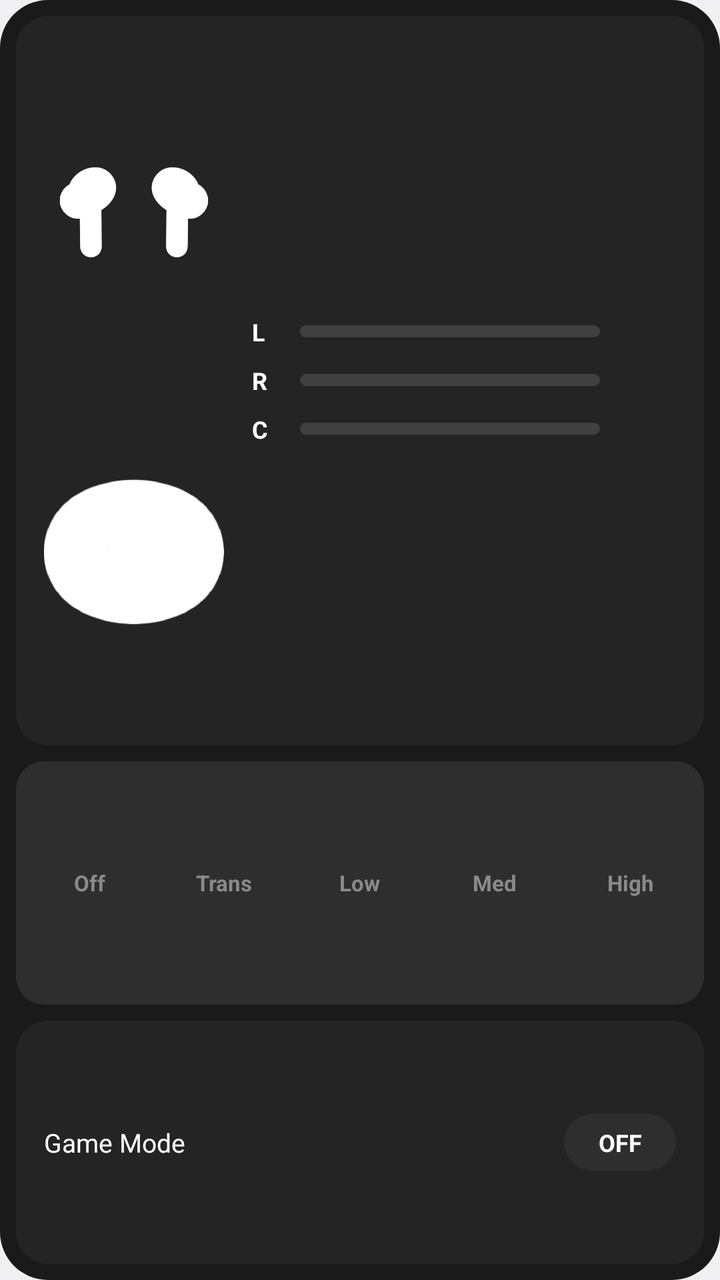
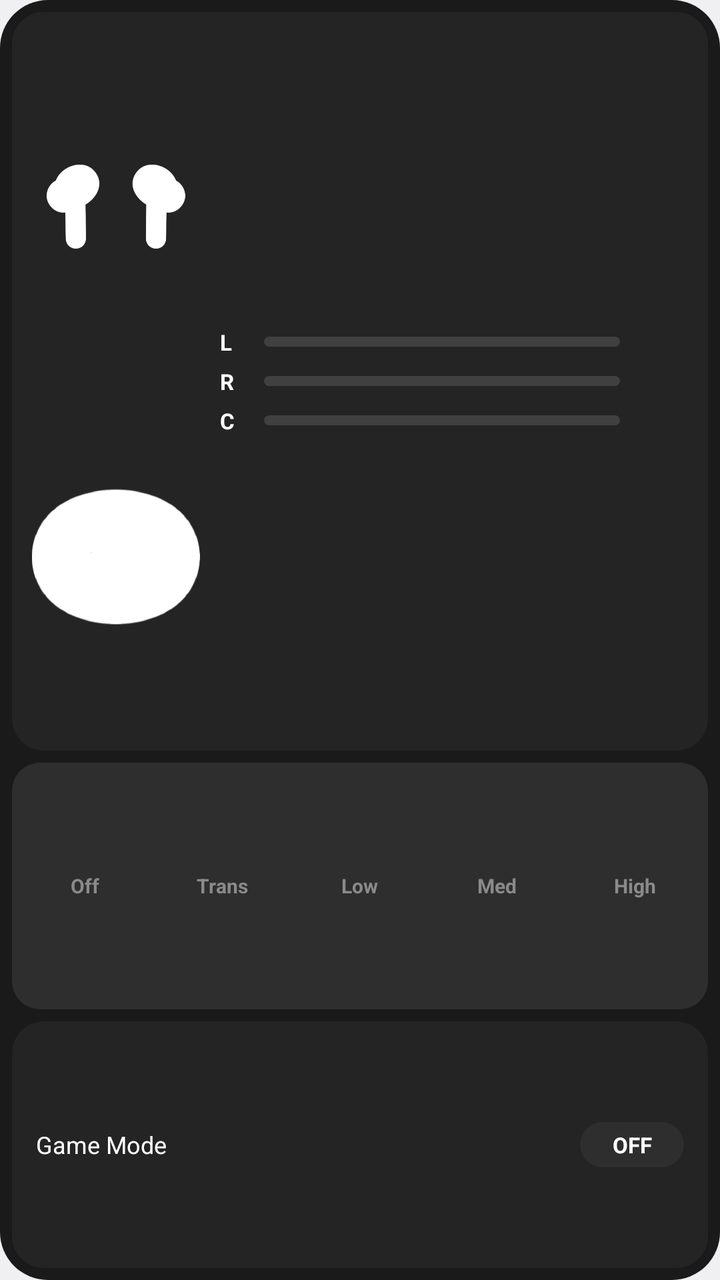

The first picture is an Android layout as it rendered before a commit; the second is the same layout after the commit. The layout source and the unified diff follow.
<!-- AndroidManifest.xml: application theme android:Theme.DeviceDefault.Light.NoActionBar -->
<!-- res/layout/widget_anc.xml -->
<?xml version="1.0" encoding="utf-8"?>
<LinearLayout xmlns:android="http://schemas.android.com/apk/res/android"
    android:id="@+id/widget_root"
    android:layout_width="match_parent"
    android:layout_height="match_parent"
    android:orientation="vertical"
    android:padding="8dp"
    android:background="@drawable/widget_outer_bg">

    <LinearLayout
        android:layout_width="match_parent"
        android:layout_height="0dp"
        android:layout_weight="3"
        android:orientation="horizontal"
        android:padding="14dp"
        android:background="@drawable/widget_card_bg"
        android:gravity="center_vertical">

        <LinearLayout
            android:layout_width="90dp"
            android:layout_height="match_parent"
            android:orientation="vertical"
            android:gravity="center">

            <LinearLayout
                android:layout_width="match_parent"
                android:layout_height="0dp"
                android:layout_weight="1"
                android:orientation="horizontal"
                android:gravity="center">

                <ImageView
                    android:id="@+id/widget_bud_left"
                    android:layout_width="0dp"
                    android:layout_height="match_parent"
                    android:layout_weight="1"
                    android:scaleType="fitCenter"
                    android:src="@drawable/ic_bud_left"
                    android:contentDescription="@string/widget_battery_left" />

                <ImageView
                    android:id="@+id/widget_bud_right"
                    android:layout_width="0dp"
                    android:layout_height="match_parent"
                    android:layout_weight="1"
                    android:scaleType="fitCenter"
                    android:src="@drawable/ic_bud_right"
                    android:contentDescription="@string/widget_battery_right" />
            </LinearLayout>

            <ImageView
                android:id="@+id/widget_bud_case"
                android:layout_width="match_parent"
                android:layout_height="0dp"
                android:layout_weight="1"
                android:scaleType="fitCenter"
                android:paddingTop="2dp"
                android:src="@drawable/ic_case"
                android:contentDescription="@string/widget_battery_case" />
        </LinearLayout>

        <LinearLayout
            android:layout_width="0dp"
            android:layout_height="wrap_content"
            android:layout_weight="1"
            android:orientation="vertical"
            android:paddingStart="14dp">

            <LinearLayout
                android:id="@+id/widget_row_left"
                android:layout_width="match_parent"
                android:layout_height="wrap_content"
                android:orientation="horizontal"
                android:gravity="center_vertical"
                android:layout_marginBottom="8dp">

                <TextView
                    android:layout_width="14dp"
                    android:layout_height="wrap_content"
                    android:text="@string/widget_battery_left"
                    android:textColor="@color/widget_text_primary"
                    android:textSize="12sp"
                    android:textStyle="bold" />

                <ProgressBar
                    android:id="@+id/widget_bar_left"
                    style="@android:style/Widget.ProgressBar.Horizontal"
                    android:layout_width="0dp"
                    android:layout_height="6dp"
                    android:layout_weight="1"
                    android:layout_marginStart="10dp"
                    android:layout_marginEnd="8dp"
                    android:max="100"
                    android:progress="0"
                    android:progressDrawable="@drawable/widget_battery_bar" />

                <TextView
                    android:id="@+id/widget_text_left"
                    android:layout_width="30dp"
                    android:layout_height="wrap_content"
                    android:text=""
                    android:textColor="@color/widget_text_primary"
                    android:textSize="11sp"
                    android:gravity="end" />
            </LinearLayout>

            <LinearLayout
                android:id="@+id/widget_row_right"
                android:layout_width="match_parent"
                android:layout_height="wrap_content"
                android:orientation="horizontal"
                android:gravity="center_vertical"
                android:layout_marginBottom="8dp">

                <TextView
                    android:layout_width="14dp"
                    android:layout_height="wrap_content"
                    android:text="@string/widget_battery_right"
                    android:textColor="@color/widget_text_primary"
                    android:textSize="12sp"
                    android:textStyle="bold" />

                <ProgressBar
                    android:id="@+id/widget_bar_right"
                    style="@android:style/Widget.ProgressBar.Horizontal"
                    android:layout_width="0dp"
                    android:layout_height="6dp"
                    android:layout_weight="1"
                    android:layout_marginStart="10dp"
                    android:layout_marginEnd="8dp"
                    android:max="100"
                    android:progress="0"
                    android:progressDrawable="@drawable/widget_battery_bar" />

                <TextView
                    android:id="@+id/widget_text_right"
                    android:layout_width="30dp"
                    android:layout_height="wrap_content"
                    android:text=""
                    android:textColor="@color/widget_text_primary"
                    android:textSize="11sp"
                    android:gravity="end" />
            </LinearLayout>

            <LinearLayout
                android:id="@+id/widget_row_case"
                android:layout_width="match_parent"
                android:layout_height="wrap_content"
                android:orientation="horizontal"
                android:gravity="center_vertical">

                <TextView
                    android:layout_width="14dp"
                    android:layout_height="wrap_content"
                    android:text="@string/widget_battery_case"
                    android:textColor="@color/widget_text_primary"
                    android:textSize="12sp"
                    android:textStyle="bold" />

                <ProgressBar
                    android:id="@+id/widget_bar_case"
                    style="@android:style/Widget.ProgressBar.Horizontal"
                    android:layout_width="0dp"
                    android:layout_height="6dp"
                    android:layout_weight="1"
                    android:layout_marginStart="10dp"
                    android:layout_marginEnd="8dp"
                    android:max="100"
                    android:progress="0"
                    android:progressDrawable="@drawable/widget_battery_bar" />

                <TextView
                    android:id="@+id/widget_text_case"
                    android:layout_width="30dp"
                    android:layout_height="wrap_content"
                    android:text=""
                    android:textColor="@color/widget_text_primary"
                    android:textSize="11sp"
                    android:gravity="end" />
            </LinearLayout>
        </LinearLayout>
    </LinearLayout>

    <LinearLayout
        android:id="@+id/widget_anc_segments"
        android:layout_width="match_parent"
        android:layout_height="0dp"
        android:layout_weight="1"
        android:layout_marginTop="8dp"
        android:orientation="horizontal"
        android:padding="3dp"
        android:background="@drawable/widget_segment_container">

        <TextView android:id="@+id/widget_seg_off"
            android:layout_width="0dp" android:layout_height="match_parent"
            android:layout_weight="1" android:gravity="center"
            android:text="@string/widget_anc_off"
            android:textColor="@color/widget_segment_text"
            android:textSize="11sp" android:textStyle="bold"
            android:background="@drawable/widget_segment_bg" />

        <TextView android:id="@+id/widget_seg_trans"
            android:layout_width="0dp" android:layout_height="match_parent"
            android:layout_weight="1" android:gravity="center"
            android:text="@string/widget_anc_trans"
            android:textColor="@color/widget_segment_text"
            android:textSize="11sp" android:textStyle="bold"
            android:background="@drawable/widget_segment_bg" />

        <TextView android:id="@+id/widget_seg_low"
            android:layout_width="0dp" android:layout_height="match_parent"
            android:layout_weight="1" android:gravity="center"
            android:text="@string/widget_anc_low"
            android:textColor="@color/widget_segment_text"
            android:textSize="11sp" android:textStyle="bold"
            android:background="@drawable/widget_segment_bg" />

        <TextView android:id="@+id/widget_seg_med"
            android:layout_width="0dp" android:layout_height="match_parent"
            android:layout_weight="1" android:gravity="center"
            android:text="@string/widget_anc_med"
            android:textColor="@color/widget_segment_text"
            android:textSize="11sp" android:textStyle="bold"
            android:background="@drawable/widget_segment_bg" />

        <TextView android:id="@+id/widget_seg_high"
            android:layout_width="0dp" android:layout_height="match_parent"
            android:layout_weight="1" android:gravity="center"
            android:text="@string/widget_anc_high"
            android:textColor="@color/widget_segment_text"
            android:textSize="11sp" android:textStyle="bold"
            android:background="@drawable/widget_segment_bg" />
    </LinearLayout>

    <LinearLayout
        android:id="@+id/widget_game_row"
        android:layout_width="match_parent"
        android:layout_height="0dp"
        android:layout_weight="1"
        android:layout_marginTop="8dp"
        android:orientation="horizontal"
        android:paddingStart="14dp"
        android:paddingEnd="14dp"
        android:background="@drawable/widget_card_bg"
        android:gravity="center_vertical">

        <TextView
            android:layout_width="0dp"
            android:layout_height="wrap_content"
            android:layout_weight="1"
            android:text="@string/widget_game_mode_label"
            android:textColor="@color/widget_text_primary"
            android:textSize="13sp" />

        <TextView
            android:id="@+id/widget_game_switch"
            android:layout_width="wrap_content"
            android:layout_height="wrap_content"
            android:minWidth="56dp"
            android:paddingStart="16dp"
            android:paddingEnd="16dp"
            android:paddingTop="6dp"
            android:paddingBottom="6dp"
            android:gravity="center"
            android:text="OFF"
            android:textColor="@color/widget_text_primary"
            android:textSize="12sp"
            android:textStyle="bold"
            android:background="@drawable/widget_button_bg" />
    </LinearLayout>

</LinearLayout>
<!-- resources referenced by this layout -->
<resources>
  <color name="widget_segment_text">#8A8A8A</color>
  <color name="widget_text_primary">#FFFFFF</color>
  <!-- drawable ic_bud_left: png bitmap (drawable, 4292 bytes) -->
  <!-- drawable ic_bud_right: png bitmap (drawable, 4195 bytes) -->
  <!-- drawable ic_case: png bitmap (drawable, 4797 bytes) -->
  <!-- drawable widget_battery_bar (drawable) -->
  <?xml version="1.0" encoding="utf-8"?>
  <layer-list xmlns:android="http://schemas.android.com/apk/res/android">
      <item android:id="@android:id/background">
          <shape android:shape="rectangle">
              <corners android:radius="3dp" />
              <solid android:color="@color/widget_bar_track" />
          </shape>
      </item>
      <item android:id="@android:id/progress">
          <clip>
              <shape android:shape="rectangle">
                  <corners android:radius="3dp" />
                  <solid android:color="@color/widget_bar_fill" />
              </shape>
          </clip>
      </item>
  </layer-list>
  <!-- drawable widget_button_bg (drawable) -->
  <?xml version="1.0" encoding="utf-8"?>
  <shape xmlns:android="http://schemas.android.com/apk/res/android"
      android:shape="rectangle">
      <solid android:color="@color/widget_bg_button" />
      <corners android:radius="16dp" />
  </shape>
  <!-- drawable widget_card_bg (drawable) -->
  <?xml version="1.0" encoding="utf-8"?>
  <shape xmlns:android="http://schemas.android.com/apk/res/android"
      android:shape="rectangle">
      <solid android:color="@color/widget_bg_card" />
      <corners android:radius="16dp" />
  </shape>
  <!-- drawable widget_outer_bg (drawable) -->
  <?xml version="1.0" encoding="utf-8"?>
  <shape xmlns:android="http://schemas.android.com/apk/res/android"
      android:shape="rectangle">
      <solid android:color="@color/widget_bg_outer" />
      <corners android:radius="24dp" />
  </shape>
  <!-- drawable widget_segment_bg (drawable) -->
  <?xml version="1.0" encoding="utf-8"?>
  <shape xmlns:android="http://schemas.android.com/apk/res/android"
      android:shape="rectangle">
      <solid android:color="#00000000" />
      <corners android:radius="10dp" />
  </shape>
  <!-- drawable widget_segment_container (drawable) -->
  <?xml version="1.0" encoding="utf-8"?>
  <shape xmlns:android="http://schemas.android.com/apk/res/android"
      android:shape="rectangle">
      <solid android:color="@color/widget_segment_bg" />
      <corners android:radius="14dp" />
  </shape>
  <string name="widget_anc_high">High</string>
  <string name="widget_anc_low">Low</string>
  <string name="widget_anc_med">Med</string>
  <string name="widget_anc_off">Off</string>
  <string name="widget_anc_trans">Trans</string>
  <string name="widget_battery_case">C</string>
  <string name="widget_battery_left">L</string>
  <string name="widget_battery_right">R</string>
  <string name="widget_game_mode_label">Game Mode</string>
  <color name="widget_bar_track">#404040</color>
  <color name="widget_bar_fill">#FFFFFF</color>
  <color name="widget_bg_button">#2E2E2E</color>
  <color name="widget_bg_card">#242424</color>
  <color name="widget_bg_outer">#1A1A1A</color>
  <color name="widget_segment_bg">#2E2E2E</color>
</resources>

<!-- the commit's change to res/layout/widget_anc.xml (unified diff, before → after) -->
@@ -4,7 +4,7 @@
     android:layout_width="match_parent"
     android:layout_height="match_parent"
     android:orientation="vertical"
-    android:padding="8dp"
+    android:padding="6dp"
     android:background="@drawable/widget_outer_bg">
 
     <LinearLayout
@@ -12,12 +12,12 @@
         android:layout_height="0dp"
         android:layout_weight="3"
         android:orientation="horizontal"
-        android:padding="14dp"
+        android:padding="10dp"
         android:background="@drawable/widget_card_bg"
         android:gravity="center_vertical">
 
         <LinearLayout
-            android:layout_width="90dp"
+            android:layout_width="84dp"
             android:layout_height="match_parent"
             android:orientation="vertical"
             android:gravity="center">
@@ -54,7 +54,6 @@
                 android:layout_height="0dp"
                 android:layout_weight="1"
                 android:scaleType="fitCenter"
-                android:paddingTop="2dp"
                 android:src="@drawable/ic_case"
                 android:contentDescription="@string/widget_battery_case" />
         </LinearLayout>
@@ -64,7 +63,7 @@
             android:layout_height="wrap_content"
             android:layout_weight="1"
             android:orientation="vertical"
-            android:paddingStart="14dp">
+            android:paddingStart="10dp">
 
             <LinearLayout
                 android:id="@+id/widget_row_left"
@@ -72,110 +71,110 @@
                 android:layout_height="wrap_content"
                 android:orientation="horizontal"
                 android:gravity="center_vertical"
-                android:layout_marginBottom="8dp">
+                android:layout_marginBottom="5dp">
 
                 <TextView
                     android:layout_width="14dp"
                     android:layout_height="wrap_content"
                     android:text="@string/widget_battery_left"
                     android:textColor="@color/widget_text_primary"
-                    android:textSize="12sp"
+                    android:textSize="11sp"
                     android:textStyle="bold" />
 
                 <ProgressBar
                     android:id="@+id/widget_bar_left"
                     style="@android:style/Widget.ProgressBar.Horizontal"
                     android:layout_width="0dp"
-                    android:layout_height="6dp"
-                    android:layout_weight="1"
-                    android:layout_marginStart="10dp"
-                    android:layout_marginEnd="8dp"
+                    android:layout_height="5dp"
+                    android:layout_weight="1"
+                    android:layout_marginStart="8dp"
+                    android:layout_marginEnd="6dp"
                     android:max="100"
                     android:progress="0"
                     android:progressDrawable="@drawable/widget_battery_bar" />
 
                 <TextView
                     android:id="@+id/widget_text_left"
-                    android:layout_width="30dp"
+                    android:layout_width="28dp"
                     android:layout_height="wrap_content"
                     android:text=""
                     android:textColor="@color/widget_text_primary"
+                    android:textSize="10sp"
+                    android:gravity="end" />
+            </LinearLayout>
+
+            <LinearLayout
+                android:id="@+id/widget_row_right"
+                android:layout_width="match_parent"
+                android:layout_height="wrap_content"
+                android:orientation="horizontal"
+                android:gravity="center_vertical"
+                android:layout_marginBottom="5dp">
+
+                <TextView
+                    android:layout_width="14dp"
+                    android:layout_height="wrap_content"
+                    android:text="@string/widget_battery_right"
+                    android:textColor="@color/widget_text_primary"
                     android:textSize="11sp"
-                    android:gravity="end" />
-            </LinearLayout>
-
-            <LinearLayout
-                android:id="@+id/widget_row_right"
-                android:layout_width="match_parent"
-                android:layout_height="wrap_content"
-                android:orientation="horizontal"
-                android:gravity="center_vertical"
-                android:layout_marginBottom="8dp">
-
-                <TextView
-                    android:layout_width="14dp"
-                    android:layout_height="wrap_content"
-                    android:text="@string/widget_battery_right"
-                    android:textColor="@color/widget_text_primary"
-                    android:textSize="12sp"
                     android:textStyle="bold" />
 
                 <ProgressBar
                     android:id="@+id/widget_bar_right"
                     style="@android:style/Widget.ProgressBar.Horizontal"
                     android:layout_width="0dp"
-                    android:layout_height="6dp"
-                    android:layout_weight="1"
-                    android:layout_marginStart="10dp"
-                    android:layout_marginEnd="8dp"
+                    android:layout_height="5dp"
+                    android:layout_weight="1"
+                    android:layout_marginStart="8dp"
+                    android:layout_marginEnd="6dp"
                     android:max="100"
                     android:progress="0"
                     android:progressDrawable="@drawable/widget_battery_bar" />
 
                 <TextView
                     android:id="@+id/widget_text_right"
-                    android:layout_width="30dp"
+                    android:layout_width="28dp"
                     android:layout_height="wrap_content"
                     android:text=""
                     android:textColor="@color/widget_text_primary"
+                    android:textSize="10sp"
+                    android:gravity="end" />
+            </LinearLayout>
+
+            <LinearLayout
+                android:id="@+id/widget_row_case"
+                android:layout_width="match_parent"
+                android:layout_height="wrap_content"
+                android:orientation="horizontal"
+                android:gravity="center_vertical">
+
+                <TextView
+                    android:layout_width="14dp"
+                    android:layout_height="wrap_content"
+                    android:text="@string/widget_battery_case"
+                    android:textColor="@color/widget_text_primary"
                     android:textSize="11sp"
-                    android:gravity="end" />
-            </LinearLayout>
-
-            <LinearLayout
-                android:id="@+id/widget_row_case"
-                android:layout_width="match_parent"
-                android:layout_height="wrap_content"
-                android:orientation="horizontal"
-                android:gravity="center_vertical">
-
-                <TextView
-                    android:layout_width="14dp"
-                    android:layout_height="wrap_content"
-                    android:text="@string/widget_battery_case"
-                    android:textColor="@color/widget_text_primary"
-                    android:textSize="12sp"
                     android:textStyle="bold" />
 
                 <ProgressBar
                     android:id="@+id/widget_bar_case"
                     style="@android:style/Widget.ProgressBar.Horizontal"
                     android:layout_width="0dp"
-                    android:layout_height="6dp"
-                    android:layout_weight="1"
-                    android:layout_marginStart="10dp"
-                    android:layout_marginEnd="8dp"
+                    android:layout_height="5dp"
+                    android:layout_weight="1"
+                    android:layout_marginStart="8dp"
+                    android:layout_marginEnd="6dp"
                     android:max="100"
                     android:progress="0"
                     android:progressDrawable="@drawable/widget_battery_bar" />
 
                 <TextView
                     android:id="@+id/widget_text_case"
-                    android:layout_width="30dp"
+                    android:layout_width="28dp"
                     android:layout_height="wrap_content"
                     android:text=""
                     android:textColor="@color/widget_text_primary"
-                    android:textSize="11sp"
+                    android:textSize="10sp"
                     android:gravity="end" />
             </LinearLayout>
         </LinearLayout>
@@ -186,9 +185,9 @@
         android:layout_width="match_parent"
         android:layout_height="0dp"
         android:layout_weight="1"
-        android:layout_marginTop="8dp"
+        android:layout_marginTop="6dp"
         android:orientation="horizontal"
-        android:padding="3dp"
+        android:padding="2dp"
         android:background="@drawable/widget_segment_container">
 
         <TextView android:id="@+id/widget_seg_off"
@@ -196,7 +195,7 @@
             android:layout_weight="1" android:gravity="center"
             android:text="@string/widget_anc_off"
             android:textColor="@color/widget_segment_text"
-            android:textSize="11sp" android:textStyle="bold"
+            android:textSize="10sp" android:textStyle="bold"
             android:background="@drawable/widget_segment_bg" />
 
         <TextView android:id="@+id/widget_seg_trans"
@@ -204,7 +203,7 @@
             android:layout_weight="1" android:gravity="center"
             android:text="@string/widget_anc_trans"
             android:textColor="@color/widget_segment_text"
-            android:textSize="11sp" android:textStyle="bold"
+            android:textSize="10sp" android:textStyle="bold"
             android:background="@drawable/widget_segment_bg" />
 
         <TextView android:id="@+id/widget_seg_low"
@@ -212,7 +211,7 @@
             android:layout_weight="1" android:gravity="center"
             android:text="@string/widget_anc_low"
             android:textColor="@color/widget_segment_text"
-            android:textSize="11sp" android:textStyle="bold"
+            android:textSize="10sp" android:textStyle="bold"
             android:background="@drawable/widget_segment_bg" />
 
         <TextView android:id="@+id/widget_seg_med"
@@ -220,7 +219,7 @@
             android:layout_weight="1" android:gravity="center"
             android:text="@string/widget_anc_med"
             android:textColor="@color/widget_segment_text"
-            android:textSize="11sp" android:textStyle="bold"
+            android:textSize="10sp" android:textStyle="bold"
             android:background="@drawable/widget_segment_bg" />
 
         <TextView android:id="@+id/widget_seg_high"
@@ -228,7 +227,7 @@
             android:layout_weight="1" android:gravity="center"
             android:text="@string/widget_anc_high"
             android:textColor="@color/widget_segment_text"
-            android:textSize="11sp" android:textStyle="bold"
+            android:textSize="10sp" android:textStyle="bold"
             android:background="@drawable/widget_segment_bg" />
     </LinearLayout>
 
@@ -237,10 +236,10 @@
         android:layout_width="match_parent"
         android:layout_height="0dp"
         android:layout_weight="1"
-        android:layout_marginTop="8dp"
+        android:layout_marginTop="6dp"
         android:orientation="horizontal"
-        android:paddingStart="14dp"
-        android:paddingEnd="14dp"
+        android:paddingStart="12dp"
+        android:paddingEnd="12dp"
         android:background="@drawable/widget_card_bg"
         android:gravity="center_vertical">
 
@@ -250,21 +249,21 @@
             android:layout_weight="1"
             android:text="@string/widget_game_mode_label"
             android:textColor="@color/widget_text_primary"
-            android:textSize="13sp" />
+            android:textSize="12sp" />
 
         <TextView
             android:id="@+id/widget_game_switch"
             android:layout_width="wrap_content"
             android:layout_height="wrap_content"
-            android:minWidth="56dp"
-            android:paddingStart="16dp"
-            android:paddingEnd="16dp"
-            android:paddingTop="6dp"
-            android:paddingBottom="6dp"
+            android:minWidth="52dp"
+            android:paddingStart="14dp"
+            android:paddingEnd="14dp"
+            android:paddingTop="4dp"
+            android:paddingBottom="4dp"
             android:gravity="center"
             android:text="OFF"
             android:textColor="@color/widget_text_primary"
-            android:textSize="12sp"
+            android:textSize="11sp"
             android:textStyle="bold"
             android:background="@drawable/widget_button_bg" />
     </LinearLayout>
